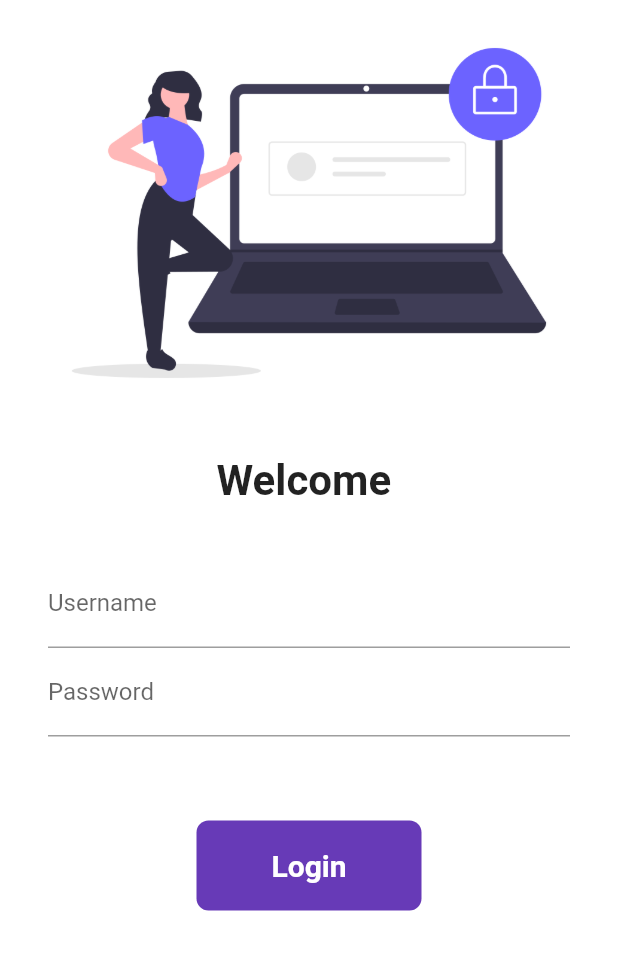
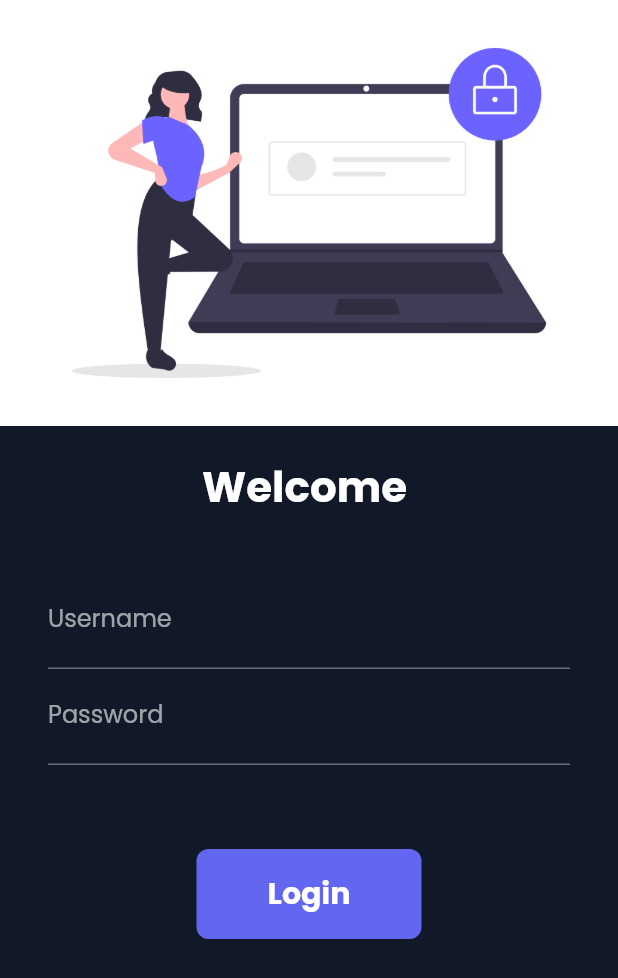
Before and after one commit to syedimaduddin/Catalog-App, a Flutter app: the LoginPage screen opened by its route, on a phone screen of 412 x 824 dp. Shown: the top 978 px of the screen. Run offline on Flutter 3.47's test engine with Material 2 defaults, Android fonts, the phone set to English and light mode, and no system bars; our stand-ins replace google_fonts, velocity_x; network calls fail.

Commit message:
Add a new feature of Dark Theme to my catalog app which can interchange with the light theme from the system

```diff
--- a/lib/main.dart
+++ b/lib/main.dart
@@ -23,7 +23,8 @@ class MyApp extends StatelessWidget {
 
     return MaterialApp(
         // home: HomePage(),
-        themeMode: ThemeMode.light,
+        // themeMode: ThemeMode.light,
+        themeMode: ThemeMode.dark,
         theme: MyTheme.lightTheme(context),
         darkTheme: MyTheme.darkTheme(context),
         debugShowCheckedModeBanner: false,
--- a/lib/pages/cart_page.dart
+++ b/lib/pages/cart_page.dart
@@ -6,10 +6,10 @@ class CartPage extends StatelessWidget {
   @override
   Widget build(BuildContext context) {
     return Scaffold(
-      backgroundColor: MyTheme.creamColor,
+      backgroundColor: context.canvasColor,
       appBar: AppBar(
         backgroundColor: Colors.transparent,
-        title: "Cart".text.color(MyTheme.darkBluishColor).make(),
+        title: "Cart".text.color(context.theme.buttonColor).make(),
       ),
     );
   }
--- a/lib/pages/login_page.dart
+++ b/lib/pages/login_page.dart
@@ -1,5 +1,6 @@
 import 'package:first_flutter_app/utils/routes.dart';
 import 'package:flutter/material.dart';
+import 'package:velocity_x/velocity_x.dart';
 
 class LoginPage extends StatefulWidget {
   @override
@@ -38,7 +39,7 @@ class _LoginPageState extends State<LoginPage> {
         //     textScaleFactor: 2.0,
         //   ),
         // ),
-        color: Colors.white,
+        color: context.canvasColor,
         child: SingleChildScrollView(
           child: Form(
             key: _formKey,
@@ -105,7 +106,7 @@ class _LoginPageState extends State<LoginPage> {
                 ),
                 Material(
                   borderRadius: BorderRadius.circular(changeButton ? 60 : 8),
-                  color: Colors.deepPurple,
+                  color: context.theme.buttonColor,
                   child: InkWell(
                     onTap: () => moveToHome(context),
                     child: AnimatedContainer(
--- a/lib/widgets/home_widgets/catalog_header.dart
+++ b/lib/widgets/home_widgets/catalog_header.dart
@@ -8,7 +8,7 @@ class CatalogHeader extends StatelessWidget {
     return Column(
       crossAxisAlignment: CrossAxisAlignment.start,
       children: [
-        "Catalog App".text.xl4.bold.color(MyTheme.darkBluishColor).make(),
+        "Catalog App".text.xl4.bold.color(context.theme.accentColor).make(),
         "Trending Products".text.lg.make(),
       ],
     );
--- a/lib/widgets/home_widgets/catalog_image.dart
+++ b/lib/widgets/home_widgets/catalog_image.dart
@@ -11,6 +11,6 @@ class CatalogImage extends StatelessWidget {
 
   @override
   Widget build(BuildContext context) {
-    return Image.network(image,).box.rounded.p8.color(MyTheme.creamColor).make().p16().w40(context);
+    return Image.network(image,).box.rounded.p8.color(context.canvasColor).make().p16().w40(context);
   }
 }
--- a/lib/widgets/home_widgets/catalog_list.dart
+++ b/lib/widgets/home_widgets/catalog_list.dart
@@ -47,7 +47,7 @@ class CatalogItem extends StatelessWidget {
               crossAxisAlignment: CrossAxisAlignment.start,
               mainAxisAlignment: MainAxisAlignment.center,
               children: [
-                catalog.name.text.lg.color(MyTheme.darkBluishColor).make(),
+                catalog.name.text.lg.color(context.accentColor).make(),
                 // catalog.desc.text.textStyle(context.captionStyle).make(),
                 catalog.desc.text.sm.color(Vx.gray400).make(),
                 10.heightBox,
@@ -60,7 +60,7 @@ class CatalogItem extends StatelessWidget {
                       onPressed: () {},
                       style: ButtonStyle(
                         backgroundColor:
-                            MaterialStateProperty.all(MyTheme.darkBluishColor),
+                            MaterialStateProperty.all(context.theme.buttonColor),
                         shape: MaterialStateProperty.all(
                           StadiumBorder(),
                         ),
@@ -74,6 +74,6 @@ class CatalogItem extends StatelessWidget {
           ),
         ],
       ),
-    ).white.rounded.square(150).make().py16();
+    ).color(context.cardColor).rounded.square(150).make().py16();
   }
 }
--- a/lib/widgets/themes.dart
+++ b/lib/widgets/themes.dart
@@ -1,24 +1,41 @@
 import 'package:flutter/material.dart';
 import 'package:google_fonts/google_fonts.dart';
+import 'package:velocity_x/velocity_x.dart';
 
 class MyTheme {
   static ThemeData lightTheme(BuildContext context) => ThemeData(
         primarySwatch: Colors.deepPurple,
         fontFamily: GoogleFonts.poppins().fontFamily,
+        cardColor: Colors.white,
+        canvasColor: creamColor,
+        buttonColor: darkBluishColor,
+        accentColor: darkBluishColor,
         appBarTheme: AppBarTheme(
           color: Colors.white,
           elevation: 0.0,
           iconTheme: IconThemeData(color: Colors.black),
+          textTheme: Theme.of(context).textTheme,
         ),
-        textTheme: Theme.of(context).textTheme,
       );
 
   static ThemeData darkTheme(BuildContext context) => ThemeData(
         brightness: Brightness.dark,
+        fontFamily: GoogleFonts.poppins().fontFamily,
+        cardColor: Colors.black,
+        canvasColor: darkCreamColor,
+        buttonColor: lightBluishColor,
+        accentColor: Colors.white,
+        appBarTheme: AppBarTheme(
+          color: Colors.black,
+          elevation: 0.0,
+          iconTheme: IconThemeData(color: Colors.white),
+          textTheme: Theme.of(context).textTheme,
+        ),
       );
 
   // Colors
   static Color creamColor = Color(0xfff5f5f5);
+  static Color darkCreamColor = Vx.gray900;
   static Color darkBluishColor = Color(0xff403b58);
-
+  static Color lightBluishColor = Vx.indigo500;
 }
```
Also changed, not shown: lib/pages/home_detail_page.dart (+27 -25 lines), lib/pages/home_page.dart (+4 -3 lines).
